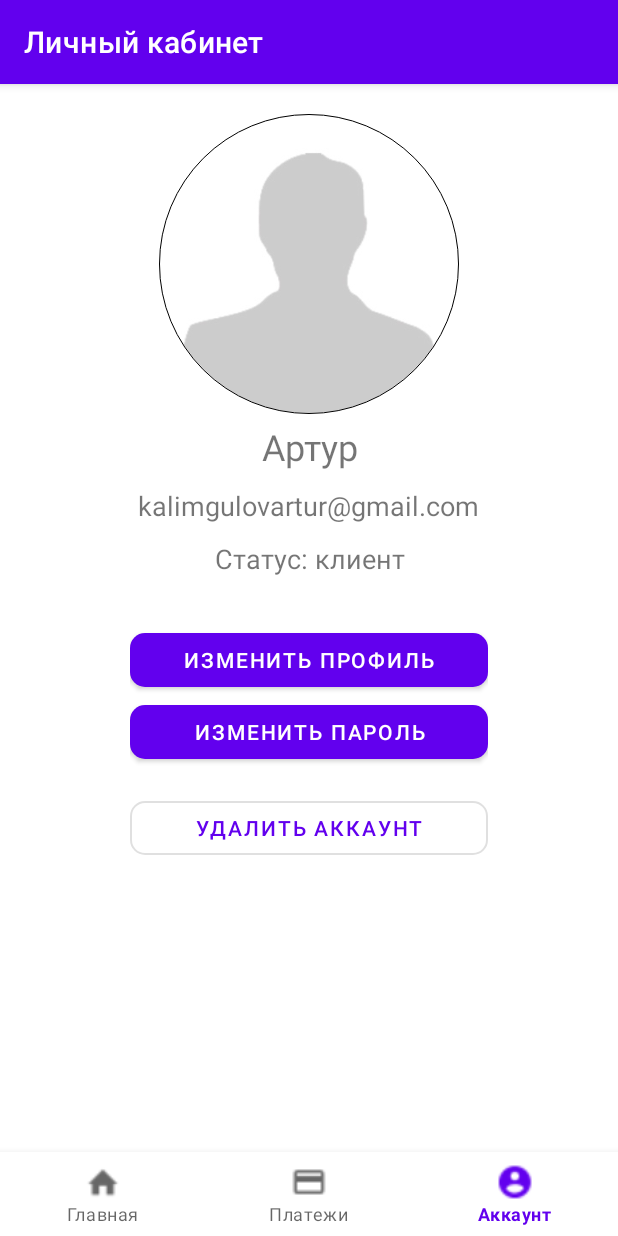
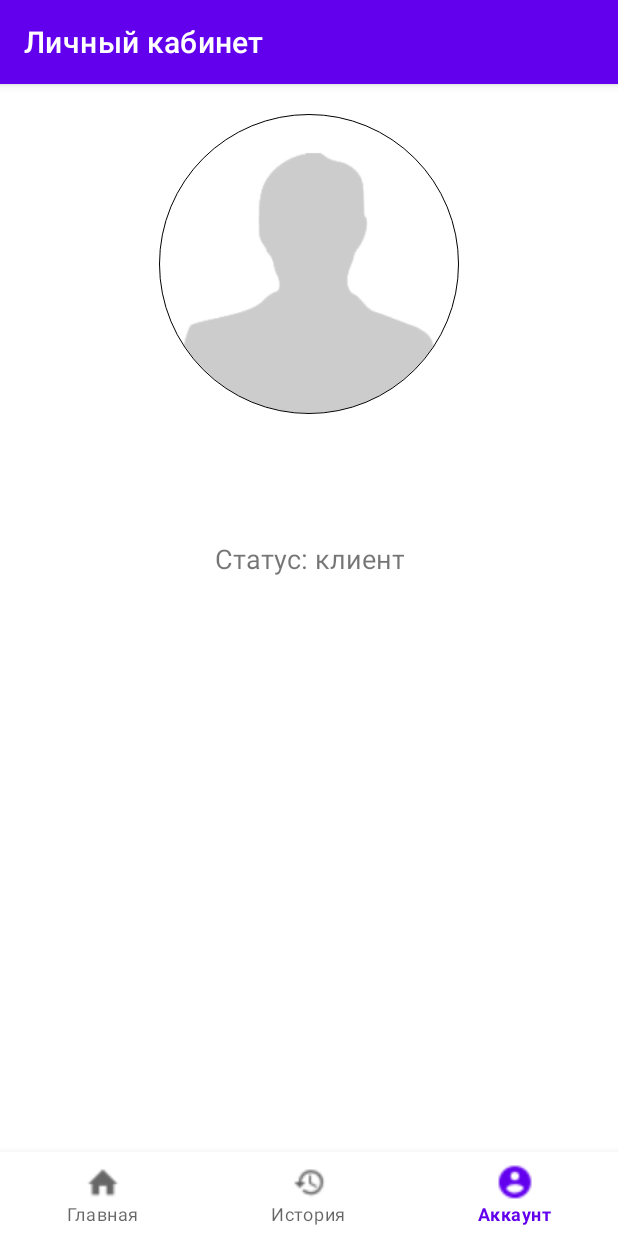
Before and after one commit to Arturionni/HomeworkMobile, an Android app: the fragment HistoryTabFragment placed in its activity, item 3 of the bottom bar chosen, on a phone screen of 412 x 824 dp. Run offline under Robolectric (Android 15) with nearby library versions, the light colour scheme and no system bars; our stand-ins replace CircleImageView, Dagger/Hilt's generated code, RxJava; 3 statements that could not run were skipped.

Commit message:
some fixes

```diff
--- a/app/src/main/java/com/example/homeworkmobile/views/personalArea/AccountDetailFragment.kt
+++ b/app/src/main/java/com/example/homeworkmobile/views/personalArea/AccountDetailFragment.kt
@@ -16,6 +16,7 @@ import kotlinx.coroutines.Dispatchers
 import kotlinx.coroutines.Job
 import kotlinx.coroutines.launch
 import kotlin.coroutines.CoroutineContext
+import kotlin.math.round
 
 class AccountDetailFragment : Fragment(), CoroutineScope {
 
@@ -40,7 +41,7 @@ class AccountDetailFragment : Fragment(), CoroutineScope {
     }
 
     override fun onViewCreated(view: View, savedInstanceState: Bundle?) {
-        accountBalanceDetail.text = account?.accountBalance.toString()
+        accountBalanceDetail.text = ((round(account?.accountBalance!! * 100) / 100).toString())
         accountNumberDetail.text = account?.accountNumber
         dateCreatedDetail.text = account?.dateCreated
 
--- a/app/src/main/java/com/example/homeworkmobile/views/personalArea/PersonalAreaActivity.kt
+++ b/app/src/main/java/com/example/homeworkmobile/views/personalArea/PersonalAreaActivity.kt
@@ -1,7 +1,6 @@
 package com.example.homeworkmobile.views.personalArea
 
 import android.os.Bundle
-import android.util.Log
 import androidx.fragment.app.Fragment
 import androidx.fragment.app.FragmentTransaction
 import androidx.lifecycle.LifecycleOwner
@@ -10,12 +9,10 @@ import com.example.homeworkmobile.R
 import com.example.homeworkmobile.model.data.User
 import com.example.homeworkmobile.viewmodel.AccountViewModel
 import com.example.homeworkmobile.viewmodel.AccountViewModelFactory
-import com.example.homeworkmobile.viewmodel.UserViewModel
-import com.example.homeworkmobile.viewmodel.UserViewModelFactory
 import com.example.homeworkmobile.views.BaseActivity
 import com.example.homeworkmobile.views.personalArea.tabsMainMenu.AccountTabFragment
 import com.example.homeworkmobile.views.personalArea.tabsMainMenu.MainTabFragment
-import com.example.homeworkmobile.views.personalArea.tabsMainMenu.TransfersTabFragment
+import com.example.homeworkmobile.views.personalArea.tabsMainMenu.HistoryTabFragment
 import dagger.android.AndroidInjection
 import kotlinx.android.synthetic.main.activity_personal_area.*
 import kotlinx.coroutines.CoroutineScope
@@ -54,7 +51,6 @@ class PersonalAreaActivity : BaseActivity(), CoroutineScope {
         )
         user = intent.getSerializableExtra("user") as User
 
-        Log.d("USER", user.toString())
         setSupportActionBar(toolbar)
         if (savedInstanceState == null) {
             val newFragment: Fragment =
@@ -76,7 +72,7 @@ class PersonalAreaActivity : BaseActivity(), CoroutineScope {
                 }
                 R.id.page_2 -> {
                     val newFragment: Fragment =
-                        TransfersTabFragment()
+                        HistoryTabFragment()
                     val transaction: FragmentTransaction = supportFragmentManager.beginTransaction()
                     transaction.replace(R.id.containerMain, newFragment)
                     transaction.commit()
@@ -86,6 +82,9 @@ class PersonalAreaActivity : BaseActivity(), CoroutineScope {
                     val newFragment: Fragment =
                         AccountTabFragment()
                     val transaction: FragmentTransaction = supportFragmentManager.beginTransaction()
+                    val bundle = Bundle()
+                    bundle.putSerializable("user", user)
+                    newFragment.arguments = bundle
                     transaction.replace(R.id.containerMain, newFragment)
                     transaction.commit()
                     true
--- a/app/src/main/java/com/example/homeworkmobile/views/personalArea/tabsMainMenu/TransfersTabFragment.kt
+++ b/app/src/main/java/com/example/homeworkmobile/views/personalArea/tabsMainMenu/HistoryTabFragment.kt
@@ -7,7 +7,7 @@ import android.view.View
 import android.view.ViewGroup
 import com.example.homeworkmobile.R
 
-class TransfersTabFragment : Fragment() {
+class HistoryTabFragment : Fragment() {
     override fun onCreate(savedInstanceState: Bundle?) {
         super.onCreate(savedInstanceState)
     }
@@ -16,13 +16,13 @@ class TransfersTabFragment : Fragment() {
         inflater: LayoutInflater, container: ViewGroup?,
         savedInstanceState: Bundle?
     ): View? {
-        return inflater.inflate(R.layout.fragment_tab_transfers, container, false)
+        return inflater.inflate(R.layout.fragment_tab_history, container, false)
     }
 
     companion object {
         @JvmStatic
         fun newInstance(param1: String, param2: String) =
-            TransfersTabFragment()
+            HistoryTabFragment()
                 .apply {
                 arguments = Bundle().apply {
                 }
--- a/app/src/main/java/com/example/homeworkmobile/views/personalArea/tabsMainMenu/UserInfoTabFragment.kt
+++ b/app/src/main/java/com/example/homeworkmobile/views/personalArea/tabsMainMenu/UserInfoTabFragment.kt
@@ -6,19 +6,18 @@ import android.view.LayoutInflater
 import android.view.View
 import android.view.ViewGroup
 import com.example.homeworkmobile.R
+import com.example.homeworkmobile.model.data.User
+import kotlinx.android.synthetic.main.fragment_tab_user_info.*
 
-private const val ARG_PARAM1 = "param1"
-private const val ARG_PARAM2 = "param2"
+private const val ARG_PARAM1 = "user"
 
 class AccountTabFragment : Fragment() {
-    private var param1: String? = null
-    private var param2: String? = null
+    private var user: User? = null
 
     override fun onCreate(savedInstanceState: Bundle?) {
         super.onCreate(savedInstanceState)
         arguments?.let {
-            param1 = it.getString(ARG_PARAM1)
-            param2 = it.getString(ARG_PARAM2)
+            user = it.getSerializable(ARG_PARAM1) as User?
         }
     }
 
@@ -29,16 +28,8 @@ class AccountTabFragment : Fragment() {
         // Inflate the layout for this fragment
         return inflater.inflate(R.layout.fragment_tab_user_info, container, false)
     }
-
-    companion object {
-        @JvmStatic
-        fun newInstance(param1: String, param2: String) =
-            AccountTabFragment()
-                .apply {
-                arguments = Bundle().apply {
-                    putString(ARG_PARAM1, param1)
-                    putString(ARG_PARAM2, param2)
-                }
-            }
+    override fun onViewCreated(view: View, savedInstanceState: Bundle?) {
+        userName.text = user?.firstName
+        userEmail.text = user?.email
     }
 }
--- /dev/null
+++ b/app/src/main/res/layout/fragment_tab_history.xml
@@ -0,0 +1,7 @@
+<?xml version="1.0" encoding="utf-8"?>
+<FrameLayout xmlns:android="http://schemas.android.com/apk/res/android"
+    xmlns:tools="http://schemas.android.com/tools"
+    android:layout_width="match_parent"
+    android:layout_height="match_parent"
+    tools:context=".views.personalArea.tabsMainMenu.HistoryTabFragment">
+</FrameLayout>
--- a/app/src/main/res/layout/fragment_tab_user_info.xml
+++ b/app/src/main/res/layout/fragment_tab_user_info.xml
@@ -33,12 +33,17 @@
                 android:text="Артур"
                 android:layout_margin="5dp"
                 android:textSize="24sp" />
+
             <TextView
                 android:layout_width="match_parent"
                 android:layout_height="wrap_content"
                 android:layout_margin="5dp"
+                android:id="@+id/userEmail"
                 android:text="kalimgulovartur@gmail.com"
                 android:textSize="18sp" />
+            <LinearLayout
+                android:layout_width="match_parent"
+                android:layout_height="match_parent">
             <TextView
                 android:layout_width="match_parent"
                 android:layout_height="wrap_content"
@@ -46,28 +51,7 @@
                 android:textAlignment="center"
                 android:text="Статус: клиент"
                 android:textSize="18sp" />
-            <com.google.android.material.button.MaterialButton
-                android:id="@+id/changeUserProfileButton"
-                android:layout_width="match_parent"
-                android:layout_height="wrap_content"
-                app:cornerRadius="10dp"
-                android:layout_marginTop="26dp"
-                android:text="Изменить профиль"
-                />
-            <com.google.android.material.button.MaterialButton
-                android:layout_width="match_parent"
-                android:layout_height="wrap_content"
-                app:cornerRadius="10dp"
-                android:text="Изменить пароль"
-             />
-            <com.google.android.material.button.MaterialButton
-                android:id="@+id/loginButton"
-                style="?attr/materialButtonOutlinedStyle"
-                android:layout_width="match_parent"
-                android:layout_height="match_parent"
-                android:layout_marginTop="16dp"
-                android:text="Удалить аккаунт"
-                app:cornerRadius="10dp"/>
+            </LinearLayout>
         </LinearLayout>
     </LinearLayout>
 
--- a/app/src/main/res/menu/bottom_navigation_menu.xml
+++ b/app/src/main/res/menu/bottom_navigation_menu.xml
@@ -8,7 +8,7 @@
     <item
         android:id="@+id/page_2"
         android:enabled="true"
-        android:icon="@drawable/baseline_payment_black_18dp"
+        android:icon="@drawable/baseline_history_black_18dp"
         android:title="@string/text_label_2"/>
     <item
         android:id="@+id/page_3"
--- a/app/src/main/res/values/strings.xml
+++ b/app/src/main/res/values/strings.xml
@@ -6,7 +6,7 @@
     <string name="title">Новый счет</string>
     <string name="accept">Да, хочу</string>
     <string name="text_label_1">Главная</string>
-    <string name="text_label_2">Платежи</string>
+    <string name="text_label_2">История</string>
     <string name="text_label_3">Аккаунт</string>
 
     <!-- TODO: Remove or change this placeholder text -->
```
Also changed, not shown: app/src/main/java/com/example/homeworkmobile/model/AccountModel.kt (+11 -1 lines), app/src/main/java/com/example/homeworkmobile/views/login/SignUpFragment.kt (+15 -10 lines), app/src/main/res/layout/fragment_tab_transfers.xml (deleted, +0 -14 lines), app/src/main/res/drawable/baseline_history_black_18dp.png (added).
